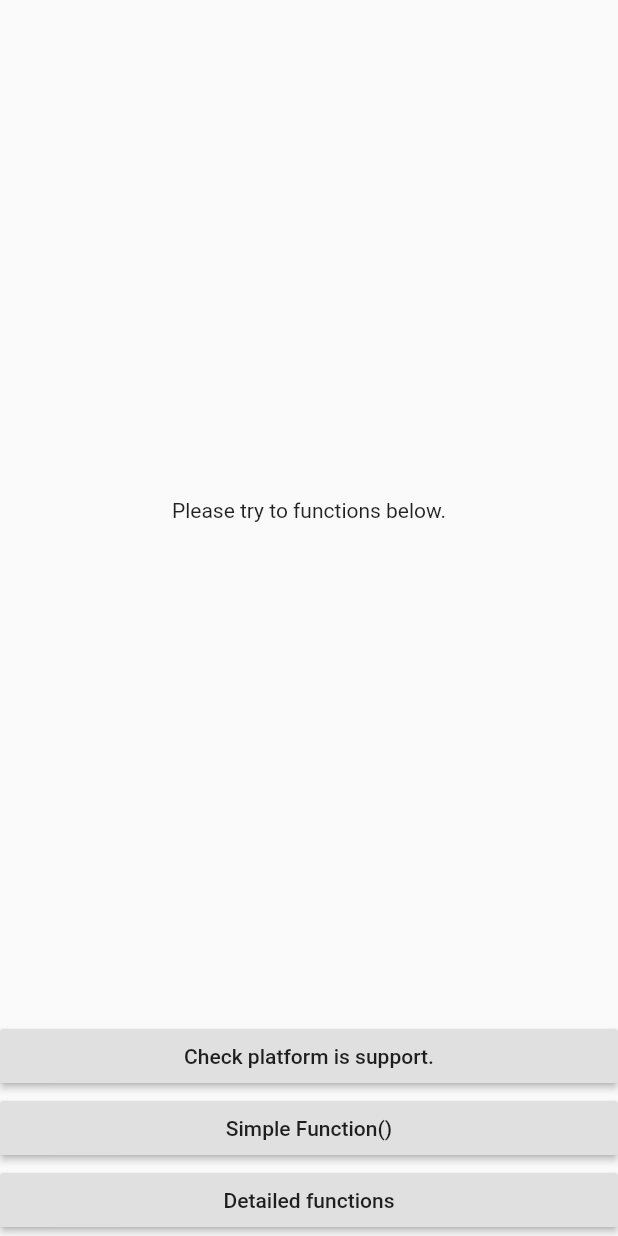
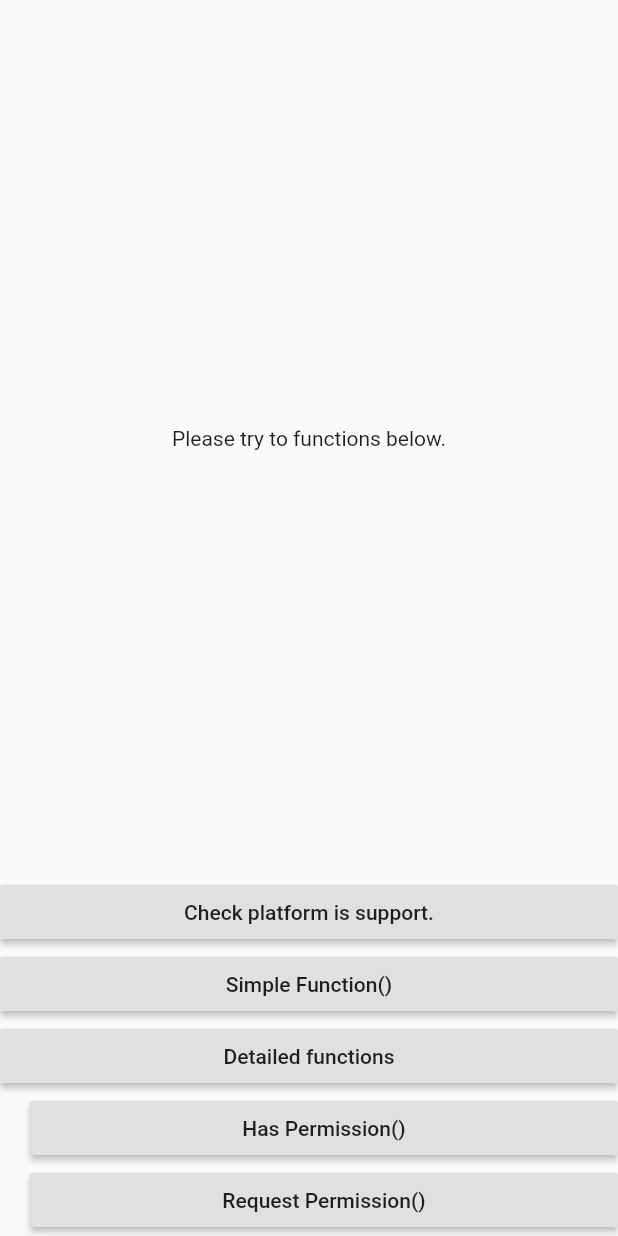
Before and after one commit to ssk-flutter/get_phone_number, a Flutter app: the screen it shows after launch, on a phone screen of 412 x 824 dp. Run offline on Flutter 3.47's test engine with Material 2 defaults, Android fonts, the phone set to English and light mode, and no system bars.

Commit message:
sample for permission

```diff
--- a/example/lib/main.dart
+++ b/example/lib/main.dart
@@ -33,6 +33,27 @@ class _MyAppState extends State<MyApp> {
             RaisedButton(
                 child: Text('Detailed functions'),
                 onPressed: () => onDetailedFunctions()),
+            Padding(
+              padding: const EdgeInsets.only(left: 20.0),
+              child: Column(
+                crossAxisAlignment: CrossAxisAlignment.stretch,
+                children: [
+                  RaisedButton(
+                      child: Text('Has Permission()'),
+                      onPressed: () async {
+                        final result = await GetPhoneNumber().hasPermission();
+                        setState(() => message = 'has permission: $result');
+                      }),
+                  RaisedButton(
+                      child: Text('Request Permission()'),
+                      onPressed: () async {
+                        final result =
+                            await GetPhoneNumber().requestPermission();
+                        setState(() => message = 'request permission: $result');
+                      }),
+                ],
+              ),
+            ),
           ],
         ),
       ),
```
